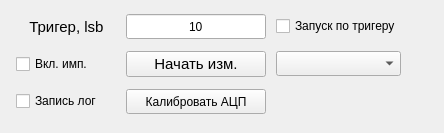
Old version of the form modules/Engine/widgets/oscilloscope/run_meas_widget.ui in the repository AtariVC/ddii_scopus.
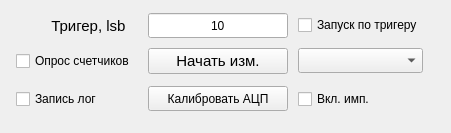
New version of the form.

Patch:
```diff
--- a/modules/Engine/widgets/oscilloscope/run_meas_widget.ui
+++ b/modules/Engine/widgets/oscilloscope/run_meas_widget.ui
@@ -6,7 +6,7 @@
    <rect>
     <x>0</x>
     <y>0</y>
-    <width>444</width>
+    <width>451</width>
     <height>133</height>
    </rect>
   </property>
@@ -161,34 +161,6 @@
        </property>
       </widget>
      </item>
-     <item row="2" column="1">
-      <widget class="QCheckBox" name="checkBox_enable_test_csa">
-       <property name="sizePolicy">
-        <sizepolicy hsizetype="Preferred" vsizetype="Preferred">
-         <horstretch>0</horstretch>
-         <verstretch>0</verstretch>
-        </sizepolicy>
-       </property>
-       <property name="minimumSize">
-        <size>
-         <width>100</width>
-         <height>30</height>
-        </size>
-       </property>
-       <property name="layoutDirection">
-        <enum>Qt::LeftToRight</enum>
-       </property>
-       <property name="styleSheet">
-        <string notr="true">font: 11pt &quot;MS Shell Dlg 2&quot;;</string>
-       </property>
-       <property name="text">
-        <string>Вкл. имп.</string>
-       </property>
-       <property name="tristate">
-        <bool>false</bool>
-       </property>
-      </widget>
-     </item>
      <item row="3" column="1">
       <widget class="QCheckBox" name="checkBox_wr_log">
        <property name="styleSheet">
@@ -248,6 +220,53 @@
          <width>0</width>
          <height>25</height>
         </size>
+       </property>
+       <property name="styleSheet">
+        <string notr="true">font: 11pt &quot;MS Shell Dlg 2&quot;;</string>
+       </property>
+      </widget>
+     </item>
+     <item row="3" column="3">
+      <widget class="QCheckBox" name="checkBox_enable_test_csa">
+       <property name="sizePolicy">
+        <sizepolicy hsizetype="Preferred" vsizetype="Preferred">
+         <horstretch>0</horstretch>
+         <verstretch>0</verstretch>
+        </sizepolicy>
+       </property>
+       <property name="minimumSize">
+        <size>
+         <width>100</width>
+         <height>30</height>
+        </size>
+       </property>
+       <property name="layoutDirection">
+        <enum>Qt::LeftToRight</enum>
+       </property>
+       <property name="styleSheet">
+        <string notr="true">font: 11pt &quot;MS Shell Dlg 2&quot;;</string>
+       </property>
+       <property name="text">
+        <string>Вкл. имп.</string>
+       </property>
+       <property name="tristate">
+        <bool>false</bool>
+       </property>
+      </widget>
+     </item>
+     <item row="2" column="1">
+      <widget class="QCheckBox" name="checkBox_request_hist">
+       <property name="minimumSize">
+        <size>
+         <width>122</width>
+         <height>0</height>
+        </size>
+       </property>
+       <property name="styleSheet">
+        <string notr="true">font: 11pt &quot;MS Shell Dlg 2&quot;</string>
+       </property>
+       <property name="text">
+        <string>Опрос счетчиков</string>
        </property>
       </widget>
      </item>
```
